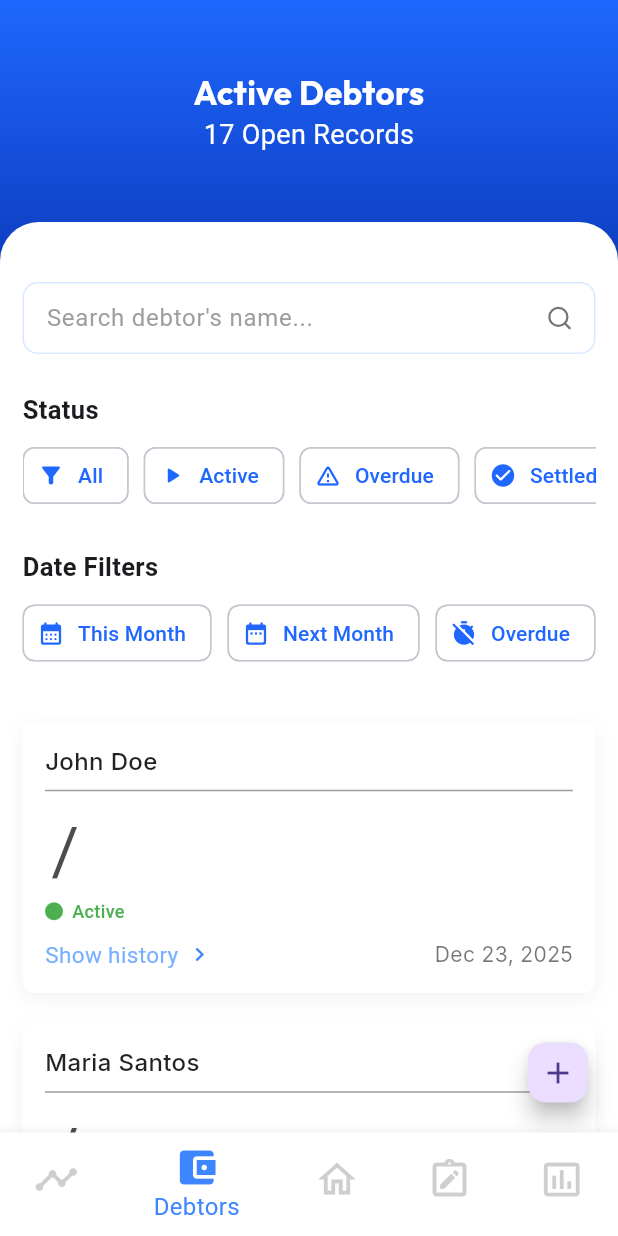
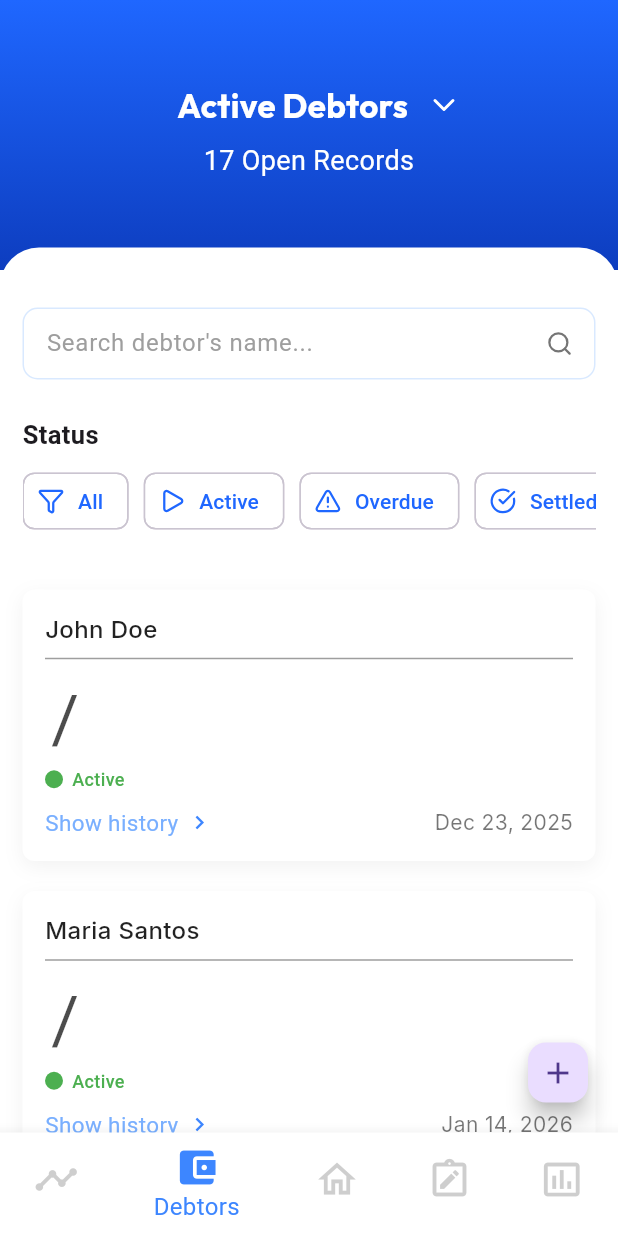
Before and after one commit to icarusvagner/debtrak-system, a Flutter app: the screen it shows after launch, item 2 of the bottom bar chosen, on a phone screen of 412 x 824 dp. Run offline on Flutter 3.47's test engine with Material 3 defaults, Android fonts, the phone set to English and light mode, and no system bars; our stand-ins replace fl_chart, google_fonts, lucide_icons_flutter; missing offline and left inert: date_time_format, number_formatter2; statements that could not run were skipped.

```diff
--- a/lib/core/utils/constants.dart
+++ b/lib/core/utils/constants.dart
@@ -1,6 +1,8 @@
 import 'package:flutter/material.dart';
 
 enum Status { active, pastDue, overDue, paid, late }
+
+enum SortOptions { nameAZ, highestDebt, nearestDueDate, latestAdded }
 
 Map<Status, String> statusNames = {
   Status.active: 'Active',
--- a/lib/data/models/quick_action_model.dart
+++ b/lib/data/models/quick_action_model.dart
@@ -5,10 +5,14 @@ class QuickActionModel {
   final IconData icon;
   final String label;
   final LayoutType goToLayout;
+  final dynamic args;
+  final Function(VoidCallback?)? callback;
 
   const QuickActionModel({
     required this.icon,
     required this.label,
     required this.goToLayout,
+    this.args,
+    this.callback,
   });
 }
--- /dev/null
+++ b/lib/pages/debtors/page_debtor.dart
@@ -0,0 +1,17 @@
+import 'package:flutter/material.dart';
+import 'package:debtrak/pages/debtors/page_debtor_home.dart';
+import 'package:debtrak/pages/debtors/page_new_debtor.dart';
+
+class DebtorsPage extends StatelessWidget {
+  final int? id;
+  const DebtorsPage({super.key, this.id});
+
+  @override
+  Widget build(BuildContext context) {
+    if (id != 0 || id == null) {
+      return DebtorsPageStateFul(key: key, id: id);
+    } else {
+      return NewDebtorStateful(key: key);
+    }
+  }
+}
--- a/lib/pages/page_debtor.dart
+++ b/lib/pages/debtors/page_debtor_home.dart
@@ -1,22 +1,25 @@
+import 'package:debtrak/core/utils/constants.dart';
+import 'package:debtrak/core/utils/layout_type.dart';
+import 'package:debtrak/data/debtors_data.dart';
+import 'package:debtrak/widgets/widget_page_header.dart';
+import 'package:flutter/material.dart';
 import 'package:debtrak/core/utils/colors.dart';
-import 'package:debtrak/core/utils/constants.dart';
-import 'package:debtrak/data/debtors_data.dart';
 import 'package:debtrak/widgets/widget_custom_card.dart';
 import 'package:debtrak/widgets/widget_custom_textfield.dart';
 import 'package:debtrak/widgets/widget_debtor_card.dart';
-import 'package:flutter/material.dart';
 import 'package:google_fonts/google_fonts.dart';
 import 'package:lucide_icons_flutter/lucide_icons.dart';
+import 'package:provider/provider.dart';
 
-class DebtorsPage extends StatefulWidget {
+class DebtorsPageStateFul extends StatefulWidget {
   final int? id;
-  const DebtorsPage({super.key, this.id});
+  const DebtorsPageStateFul({super.key, this.id});
 
   @override
-  State<DebtorsPage> createState() => _DebtorsPageState();
+  State<StatefulWidget> createState() => _DebtorsPageState();
 }
 
-class _DebtorsPageState extends State<DebtorsPage> {
+class _DebtorsPageState extends State<DebtorsPageStateFul> {
   @override
   Widget build(BuildContext context) {
     final searchTextController = TextEditingController();
@@ -28,33 +31,19 @@ class _DebtorsPageState extends State<DebtorsPage> {
     final filtersName = ["All", "Active", "Overdue", "Settled", "Archived"];
     String selectedStatus = "";
     final statusFilters = [
-      {"label": "All", "icon": Icons.filter_alt_rounded},
-      {"label": "Active", "icon": Icons.play_arrow_rounded},
-      {"label": "Overdue", "icon": Icons.warning_amber_rounded},
-      {"label": "Settled", "icon": Icons.check_circle_rounded},
-      {"label": "Archived", "icon": Icons.archive_rounded},
+      {"label": "All", "icon": LucideIcons.funnel},
+      {"label": "Active", "icon": LucideIcons.play},
+      {"label": "Overdue", "icon": LucideIcons.triangleAlert},
+      {"label": "Settled", "icon": LucideIcons.circleCheckBig},
+      {"label": "Archived", "icon": LucideIcons.archive},
     ];
 
-    String selectedAmount = "";
-    final amountFilters = [
-      "Any Amount",
-      "₱1 – ₱999",
-      "₱1,000 – ₱4,999",
-      "₱5,000 – ₱9,999",
-      "₱10,000+",
-    ];
-
-    String selectedDateFilter = "";
-    final dateFilters = [
-      {"label": "This Month", "icon": Icons.calendar_month_rounded},
-      {"label": "Next Month", "icon": Icons.date_range_rounded},
-      {"label": "Overdue", "icon": Icons.timer_off_rounded},
-    ];
+    SortOptions selectedSortOptions;
     final sortOptions = [
-      "Name (A–Z)",
-      "Highest Debt",
-      "Nearest Due Date",
-      "Latest Added",
+      {"label": "Name (A-Z)", "value": SortOptions.nameAZ},
+      {"label": "Highest Debt", "value": SortOptions.highestDebt},
+      {"label": "Nearest Due Date", "value": SortOptions.nearestDueDate},
+      {"label": "Latest Added", "value": SortOptions.latestAdded},
     ];
 
     return Scaffold(
@@ -62,17 +51,7 @@ class _DebtorsPageState extends State<DebtorsPage> {
       body: Stack(
         children: [
           // blue gradient header
-          Container(
-            padding: EdgeInsets.all(15.0),
-            height: 180,
-            decoration: BoxDecoration(
-              gradient: LinearGradient(
-                colors: [DebtrakPalette.blue.deep, DebtrakPalette.blue.dark],
-                begin: Alignment.topCenter,
-                end: Alignment.bottomCenter,
-              ),
-            ),
-          ),
+          WidgetPageHeader(height: 180),
 
           SingleChildScrollView(
             child: Column(
@@ -88,6 +67,10 @@ class _DebtorsPageState extends State<DebtorsPage> {
                       crossAxisAlignment: CrossAxisAlignment.center,
                       mainAxisAlignment: MainAxisAlignment.center,
                       children: [
+                        Row(
+                          crossAxisAlignment: CrossAxisAlignment.center,
+                          children: [
+                            const SizedBox(width: 98),
                             Text(
                               "Active Debtors",
                               textAlign: TextAlign.center,
@@ -96,6 +79,26 @@ class _DebtorsPageState extends State<DebtorsPage> {
                                 fontSize: 22,
                                 fontWeight: FontWeight.w700,
                               ),
+                            ),
+                            PopupMenuButton<SortOptions>(
+                              initialValue: SortOptions.nameAZ,
+                              onSelected: (SortOptions val) => setState(() {
+                                selectedSortOptions = val;
+                              }),
+                              icon: Icon(
+                                LucideIcons.chevronDown,
+                                color: Colors.white,
+                              ),
+                              itemBuilder: (BuildContext context) =>
+                                  sortOptions.map((item) {
+                                    final label = item["label"] as String;
+                                    return PopupMenuItem<SortOptions>(
+                                      value: item["value"] as SortOptions,
+                                      child: Text(label),
+                                    );
+                                  }).toList(),
+                            ),
+                          ],
                         ),
                         Text(
                           "${filteredDebtor.length} Open Records",
@@ -125,7 +128,7 @@ class _DebtorsPageState extends State<DebtorsPage> {
                   ),
                   child: Column(
                     crossAxisAlignment: CrossAxisAlignment.start,
-                    children: [
+                    children: <Widget>[
                       const SizedBox(height: 40),
 
                       WidgetCustomTextfield(
@@ -180,45 +183,6 @@ class _DebtorsPageState extends State<DebtorsPage> {
                       ),
                       const SizedBox(height: 25),
 
-                      /// Amount filter dropdown
-                      Container(
-                        alignment: Alignment.centerLeft,
-                        child: Text(
-                          "Date Filters",
-                          style: TextStyle(
-                            fontSize: 17,
-                            fontWeight: FontWeight.w600,
-                          ),
-                        ),
-                      ),
-
-                      const SizedBox(height: 8),
-                      Row(
-                        mainAxisAlignment: MainAxisAlignment.spaceBetween,
-                        children: dateFilters.map((item) {
-                          final label = item["label"] as String;
-
-                          return FilterChip(
-                            backgroundColor: Colors.white,
-                            avatar: Icon(
-                              item["icon"] as IconData,
-                              size: 18,
-                              color: DebtrakPalette.blue.deep,
-                            ),
-                            label: Text(
-                              label,
-                              textAlign: TextAlign.center,
-                              style: TextStyle(color: DebtrakPalette.blue.deep),
-                            ),
-                            selected: selectedDateFilter == label,
-                            onSelected: (_) {
-                              setState(() => selectedDateFilter = label);
-                            },
-                          );
-                        }).toList(),
-                      ),
-                      const SizedBox(height: 25),
-
                       /// LIST OF DEBTORS
                       ListView.builder(
                         shrinkWrap: true,
@@ -251,7 +215,10 @@ class _DebtorsPageState extends State<DebtorsPage> {
       ),
       floatingActionButton: FloatingActionButton.small(
         tooltip: "Add Debtor",
-        onPressed: () {},
+        onPressed: () => Provider.of<LayoutController>(
+          context,
+          listen: false,
+        ).setLayout(LayoutType.historyPage, args: 0),
         child: Icon(Icons.add_outlined),
       ),
     );
--- a/lib/pages/page_home.dart
+++ b/lib/pages/page_home.dart
@@ -1,5 +1,5 @@
 import 'package:debtrak/core/utils/layout_type.dart';
-import 'package:debtrak/pages/page_debtor.dart';
+import 'package:debtrak/pages/debtors/page_debtor.dart';
 import 'package:debtrak/pages/page_history.dart';
 import 'package:debtrak/pages/page_main.dart';
 import 'package:debtrak/pages/page_note.dart';
@@ -52,7 +52,6 @@ class _HomePageState extends State<HomePage> {
     final controller = Provider.of<LayoutController>(context);
     final config = layoutRoutes[layout]!;
 
-    print(controller.args);
     return config.build(controller.args);
   }
 }
--- a/lib/widgets/widget_custom_card.dart
+++ b/lib/widgets/widget_custom_card.dart
@@ -30,6 +30,7 @@ class WidgetCustomCard extends StatelessWidget {
         ],
       ),
       margin: margin ?? const EdgeInsets.all(0.0),
+      width: double.infinity,
       child: Padding(
         padding: padding ?? const EdgeInsets.all(12.0),
         child: child,
--- /dev/null
+++ b/lib/widgets/widget_page_header.dart
@@ -0,0 +1,21 @@
+import 'package:debtrak/core/utils/colors.dart';
+import 'package:flutter/material.dart';
+
+class WidgetPageHeader extends StatelessWidget {
+  final double? height;
+  const WidgetPageHeader({super.key, this.height});
+
+  @override
+  Widget build(BuildContext context) {
+    return Container(
+      height: height ?? 120,
+      decoration: BoxDecoration(
+        gradient: LinearGradient(
+          colors: [DebtrakPalette.blue.deep, DebtrakPalette.blue.dark],
+          begin: Alignment.topCenter,
+          end: Alignment.bottomCenter,
+        ),
+      ),
+    );
+  }
+}
```
Also changed, not shown: lib/data/quick_action_details.dart (+5 -3 lines), lib/pages/debtors/page_new_debtor.dart (added, +15 -0 lines), lib/pages/home/page_main.dart (renamed from lib/pages/page_main.dart, +7 -13 lines), lib/pages/home/page_set_new_balance.dart (added, +10 -0 lines), lib/widgets/widget_action_btn.dart (+6 -7 lines), lib/widgets/widget_setbalance_dialog.dart (added, +10 -0 lines), lib/widgets/widget_show_dialog.dart (+8 -8 lines). Lines whose indentation alone changed are shown as unchanged.
